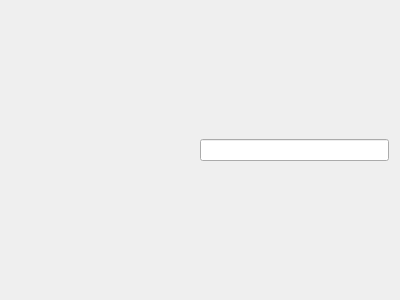
Before: the Qt Designer form smallWidgets/FilterWidget.ui in Komet/MediaElch, drawn with Qt 5.
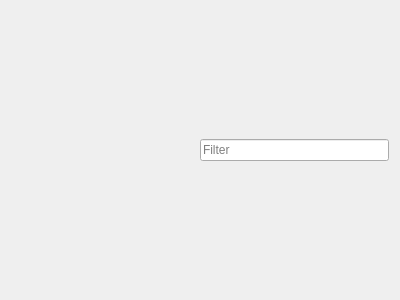
After: the same form once the commit is applied. Custom widgets are drawn as their Qt base class.

Commit message: Changed Todo/Done Icons in movie list, placeholder Filter

What changed in the file:
```diff
--- a/smallWidgets/FilterWidget.ui
+++ b/smallWidgets/FilterWidget.ui
@@ -41,6 +41,9 @@
        <height>16777215</height>
       </size>
      </property>
+     <property name="placeholderText">
+      <string>Filter</string>
+     </property>
     </widget>
    </item>
   </layout>
```
The commit also changes 5 other files.
